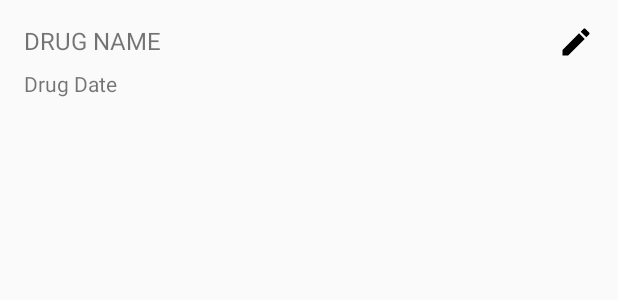
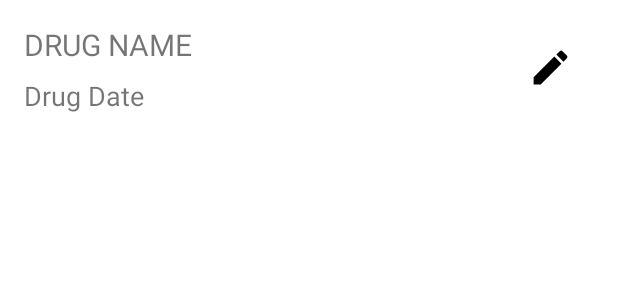
Before and after one commit to rcraggs/Painkiller, an Android app: the layout dose_history_item.xml on its own in the app's theme, with its tools: preview values and no code run, on a phone screen of 412 x 824 dp. Shown: the top 300 px of the screen. Run offline under Robolectric (Android 15) with nearby library versions, the phone set to English and light mode, and no system bars.

Commit message:
Tidied up dose and drug list item layouts

```diff
--- a/app/src/main/AndroidManifest.xml
+++ b/app/src/main/AndroidManifest.xml
@@ -8,8 +8,8 @@
         android:icon="@mipmap/ic_launcher"
         android:label="@string/app_name"
         android:roundIcon="@mipmap/ic_launcher_round"
-        android:supportsRtl="true"
-        android:theme="@style/painkiller">
+        android:theme="@style/Painkiller"
+        android:supportsRtl="true">
 
         <receiver android:name=".util.NotificationPublisher" />
 
--- a/app/src/main/java/com/rcraggs/doubledose/activity/MainActivity.kt
+++ b/app/src/main/java/com/rcraggs/doubledose/activity/MainActivity.kt
@@ -3,6 +3,7 @@ package com.rcraggs.doubledose.activity
 import android.arch.lifecycle.Observer
 import android.content.Intent
 import android.os.Bundle
+import android.support.annotation.CallSuper
 import android.support.v7.app.AppCompatActivity
 import android.support.v7.widget.LinearLayoutManager
 import android.view.Menu
@@ -62,7 +63,9 @@ class MainActivity : AppCompatActivity() {
         newFragment.show(fragmentManager, "timepicker")
     }
 
+    @CallSuper
     override fun onCreateOptionsMenu(menu: Menu): Boolean {
+
         menuInflater.inflate(R.menu.main_menu, menu)
         return true
     }
--- a/app/src/main/res/layout/activity_main.xml
+++ b/app/src/main/res/layout/activity_main.xml
@@ -12,9 +12,7 @@
         android:layout_height="?attr/actionBarSize"
         android:background="?attr/colorPrimary"
         android:elevation="4dp"
-        android:label="@string/activity_title_main"
-        android:theme="@style/ThemeOverlay.AppCompat.ActionBar"
-        app:popupTheme="@style/ThemeOverlay.AppCompat.Light" />
+        android:label="@string/activity_title_main" />
 
     <android.support.constraint.ConstraintLayout
         android:layout_width="match_parent"
--- a/app/src/main/res/layout/dose_history_item.xml
+++ b/app/src/main/res/layout/dose_history_item.xml
@@ -3,7 +3,7 @@
     android:id="@+id/dose_history_item_layout"
     android:layout_width="match_parent"
     android:layout_height="wrap_content"
-    android:padding="16dp">
+    android:padding="@dimen/default_inner_container_margin">
 
     <TextView
         android:id="@+id/tv_dose_history_drug"
@@ -11,7 +11,7 @@
         android:layout_height="wrap_content"
         android:layout_marginTop="0dp"
         android:text="DRUG NAME"
-        android:textSize="16sp" />
+        android:textSize="@dimen/text_size_dose_history_drug_title" />
 
     <TextView
         android:id="@+id/tv_dose_history_date"
@@ -19,12 +19,15 @@
         android:layout_height="wrap_content"
         android:layout_below="@id/tv_dose_history_drug"
         android:paddingTop="8dp"
-        android:text="Drug Date" />
+        android:text="Drug Date"
+        android:textSize="@dimen/text_size_list_detail"/>
 
     <ImageView
         android:id="@+id/img_edit_dose"
-        android:layout_width="wrap_content"
-        android:layout_height="wrap_content"
+        android:layout_width="@dimen/touch_target_width"
+        android:layout_height="@dimen/touch_target_height"
+        android:padding="6dp"
+        android:layout_margin="8dp"
         android:layout_alignParentEnd="true"
         android:layout_marginEnd="8dp"
         android:layout_marginStart="10dp"
--- a/app/src/main/res/layout/drug_card.xml
+++ b/app/src/main/res/layout/drug_card.xml
@@ -13,14 +13,14 @@
         android:layout_marginStart="@dimen/main_card_margin_horizontal"
         android:layout_marginTop="@dimen/main_card_margin_vertical"
         android:layout_weight="1"
-        card_view:cardBackgroundColor="@color/card_title"
         card_view:cardCornerRadius="@dimen/card_recycler_corner_radius"
-        card_view:cardElevation="9dp">
+        card_view:cardElevation="@dimen/drug_card_elevation">
 
         <RelativeLayout
             android:layout_width="match_parent"
             android:layout_height="wrap_content">
 
+            <!--todo card text to come from a style not explicit-->
             <TextView
                 android:id="@+id/tv_medicine_type"
                 style="@style/TextAppearance.AppCompat.Large"
--- a/app/src/main/res/values/colors.xml
+++ b/app/src/main/res/values/colors.xml
@@ -1,13 +1,12 @@
 <?xml version="1.0" encoding="utf-8"?>
 <resources>
-    <color name="colorPrimary">#4ECDC4</color>
-    <color name="colorPrimaryDark">#39968F</color>
-    <color name="colorAccent">#FF6B6B</color>
+    <color name="primaryColor">#ce93d8</color>
+    <color name="primaryLightColor">#ffc4ff</color>
+    <color name="primaryDarkColor">#9c64a6</color>
+    <color name="primaryTextColor">#000000</color>
 
-    <color name="cardview_initial_background">#71C3DE</color>
     <color name="white">#FFFFFF</color>
-    <color name="card_title">#941d13</color>
-    <color name="main_background">#f7fff7</color>
+    <color name="main_background">#ffffff</color>
 
     <color name="titleLabelList">#4285f4</color>
     <color name="inputLabelTextColor">#133D43</color>
--- a/app/src/main/res/values/dimens.xml
+++ b/app/src/main/res/values/dimens.xml
@@ -30,5 +30,8 @@
     <dimen name="default_inner_container_margin">16dp</dimen>
     <dimen name="touch_target_width">42dp</dimen>
     <dimen name="touch_target_height">42dp</dimen>
+    <dimen name="drug_card_elevation">18dp</dimen>
+    <dimen name="text_size_dose_history_drug_title">20sp</dimen>
+    <dimen name="text_size_list_detail">18sp</dimen>
 
 </resources>
--- a/app/src/main/res/values/styles.xml
+++ b/app/src/main/res/values/styles.xml
@@ -1,11 +1,13 @@
 <resources>
 
-    <style name="painkiller" parent="Theme.AppCompat.Light.NoActionBar">
-        <!--<item name="colorPrimary">@color/colorPrimary</item>-->
-        <!--<item name="colorPrimaryDark">@color/colorPrimaryDark</item>-->
-        <!--<item name="colorAccent">@color/colorAccent</item>-->
-        <!--<item name="android:windowBackground">@color/main_background</item>-->
-        <item name="android:layout_margin">@dimen/default_layout_margin</item>
+
+    <style name="Painkiller" parent="Theme.AppCompat.Light.NoActionBar">
+        <item name="colorPrimary">@color/primaryColor</item>
+        <item name="colorPrimaryDark">@color/primaryDarkColor</item>
+        <item name="colorAccent">@color/primaryLightColor</item>
+        <item name="android:textColorPrimary">@color/primaryTextColor</item>
+        <item name="android:textColorSecondary">@color/primaryTextColor</item>
+        <item name="android:windowBackground">@color/main_background</item>
     </style>
 
     <style name="InputLabelTextView" parent="@android:style/TextAppearance.Small">
```
Also changed, not shown: app/src/main/res/drawable/ic_history_black_24dp.xml (added, +9 -0 lines), app/src/main/res/drawable/ic_local_hospital_black_24dp.xml (added, +9 -0 lines), app/src/main/res/layout/drug_list_items.xml (+20 -11 lines), app/src/main/res/menu/main_menu.xml (+6 -6 lines).
